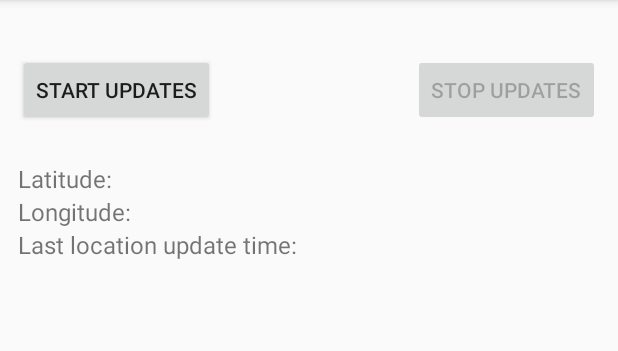
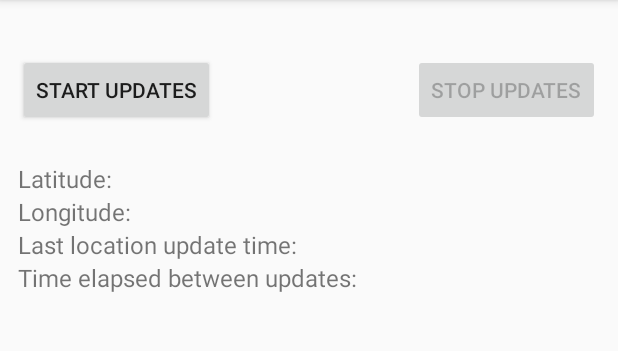
Before and after one commit to ehigham/RideOut, an Android app: the screen it shows after launch (MainActivity), on a phone screen of 412 x 824 dp, the part 84-435 px from its top. Run offline under Robolectric (Android 15) with nearby library versions, the light colour scheme and no system bars.

Commit message:
GPS Time stamping in HH:MM:SS.SSS done

```diff
--- a/app/src/main/java/com/edmund/example/rideout/MainActivity.java
+++ b/app/src/main/java/com/edmund/example/rideout/MainActivity.java
@@ -34,6 +34,7 @@ import com.google.android.gms.location.LocationRequest;
 import com.google.android.gms.location.LocationServices;
 
 import java.text.DateFormat;
+import java.text.SimpleDateFormat;
 import java.util.Date;
 
 public class MainActivity extends ActionBarActivity implements
@@ -44,7 +45,7 @@ public class MainActivity extends ActionBarActivity implements
     /**
      * The desired interval for location updates. Inexact. Updates may be more or less frequent.
      */
-    public static final long UPDATE_INTERVAL_IN_MILLISECONDS = 10000;
+    public static final long UPDATE_INTERVAL_IN_MILLISECONDS = 100;
 
     /**
      * The fastest rate for active location updates. Exact. Updates will never be more frequent
@@ -79,6 +80,7 @@ public class MainActivity extends ActionBarActivity implements
     protected TextView mLastUpdateTimeTextView;
     protected TextView mLatitudeTextView;
     protected TextView mLongitudeTextView;
+    protected TextView mLastUpdateTimeDiffTextView;
 
     /**
      * Tracks the status of the location updates request. Value changes when the user presses the
@@ -90,6 +92,7 @@ public class MainActivity extends ActionBarActivity implements
      * Time when the location was updated represented as a String.
      */
     protected String mLastUpdateTime;
+    protected String mLastUpdateTimeDiff;
 
     @Override
     public void onCreate(Bundle savedInstanceState) {
@@ -102,9 +105,11 @@ public class MainActivity extends ActionBarActivity implements
         mLatitudeTextView = (TextView) findViewById(R.id.latitude_text);
         mLongitudeTextView = (TextView) findViewById(R.id.longitude_text);
         mLastUpdateTimeTextView = (TextView) findViewById(R.id.last_update_time_text);
+        mLastUpdateTimeDiffTextView = (TextView) findViewById(R.id.last_update_time_diff_text);
 
         mRequestingLocationUpdates = false;
         mLastUpdateTime = "";
+        mLastUpdateTimeDiff = "";
 
         // Update values using data stored in the Bundle.
         updateValuesFromBundle(savedInstanceState);
@@ -246,6 +251,7 @@ public class MainActivity extends ActionBarActivity implements
             mLatitudeTextView.setText(String.valueOf(mCurrentLocation.getLatitude()));
             mLongitudeTextView.setText(String.valueOf(mCurrentLocation.getLongitude()));
             mLastUpdateTimeTextView.setText(mLastUpdateTime);
+            mLastUpdateTimeDiffTextView.setText(mLastUpdateTimeDiff);
         }
     }
 
@@ -314,7 +320,7 @@ public class MainActivity extends ActionBarActivity implements
         // is displayed as the activity is re-created.
         if (mCurrentLocation == null) {
             mCurrentLocation = LocationServices.FusedLocationApi.getLastLocation(mGoogleApiClient);
-            mLastUpdateTime = DateFormat.getTimeInstance().format(new Date());
+            mLastUpdateTime = new SimpleDateFormat("HH:mm:ss.SSS").format(new Date());
             updateUI();
         }
 
@@ -332,10 +338,13 @@ public class MainActivity extends ActionBarActivity implements
     @Override
     public void onLocationChanged(Location location) {
         mCurrentLocation = location;
-        mLastUpdateTime = DateFormat.getTimeInstance().format(new Date());
+        mLastUpdateTimeDiff = mLastUpdateTime;
+        mLastUpdateTime = new SimpleDateFormat("HH:mm:ss.SSS").format(new Date());
+        mLastUpdateTimeDiff = Calc.HrsMinsSecsDiff(mLastUpdateTimeDiff,mLastUpdateTime);
+
         updateUI();
-        Toast.makeText(this, getResources().getString(R.string.location_updated_message),
-                Toast.LENGTH_SHORT).show();
+        //Toast.makeText(this, getResources().getString(R.string.location_updated_message),
+        //        Toast.LENGTH_SHORT).show();
     }
 
     @Override
@@ -353,7 +362,6 @@ public class MainActivity extends ActionBarActivity implements
         Log.i(TAG, "Connection failed: ConnectionResult.getErrorCode() = " + result.getErrorCode());
     }
 
-
     /**
      * Stores activity data in the Bundle.
      */
--- a/app/src/main/res/layout/activity_main.xml
+++ b/app/src/main/res/layout/activity_main.xml
@@ -90,4 +90,23 @@
         android:layout_marginLeft="@dimen/small_margin_left"
         android:layout_toRightOf="@+id/last_update_time_label"
         android:textSize="@dimen/default_text_size" />
+
+    <TextView
+        android:id="@+id/last_update_time_diff_label"
+        android:layout_width="wrap_content"
+        android:layout_height="wrap_content"
+        android:layout_alignParentLeft="true"
+        android:layout_below="@+id/last_update_time_label"
+        android:text="@string/time_between_update"
+        android:textSize="@dimen/default_text_size" />
+
+
+    <TextView
+        android:id="@+id/last_update_time_diff_text"
+        android:layout_width="wrap_content"
+        android:layout_height="wrap_content"
+        android:layout_alignBaseline="@+id/last_update_time_diff_label"
+        android:layout_marginLeft="@dimen/small_margin_left"
+        android:layout_toRightOf="@+id/last_update_time_diff_label"
+        android:textSize="@dimen/default_text_size" />
 </RelativeLayout>
--- a/app/src/main/res/values/strings.xml
+++ b/app/src/main/res/values/strings.xml
@@ -21,6 +21,7 @@
     <string name="stop_updates">Stop updates</string>
 
     <string name="last_update_time_label">Last location update time: </string>
+    <string name="time_between_update">Time elapsed between updates: </string>
 
     <string name="location_updated_message">Location updated</string>
 
```
Also changed, not shown: app/src/main/java/com/edmund/example/rideout/Calc.java (added, +87 -0 lines).
